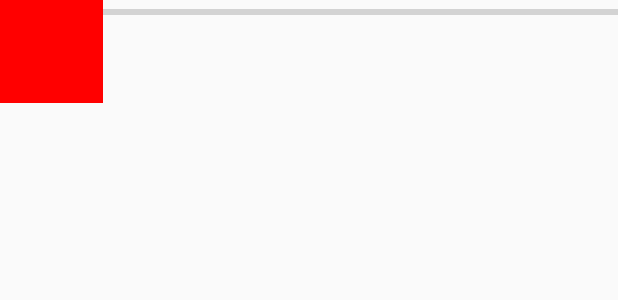
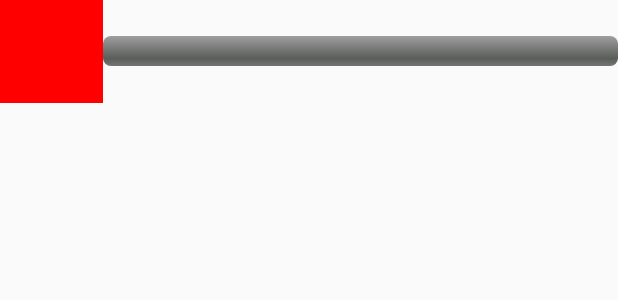
Before and after one commit to freedomchurl/MindMirror, an Android app: the layout item_stat.xml on its own in the app's theme, with its tools: preview values and no code run, on a phone screen of 412 x 824 dp. Shown: the top 300 px of the screen. Run offline under Robolectric (Android 15) with nearby library versions, the phone set to English and light mode, and no system bars.

Commit message:
Progressbar Edit

```diff
--- a/app/src/main/java/vaninside/mindmirror/StatAdapter.java
+++ b/app/src/main/java/vaninside/mindmirror/StatAdapter.java
@@ -85,6 +85,8 @@ public class StatAdapter extends RecyclerView.Adapter {
             progressBar.setMax(data.getTotal());
             progressBar.setProgress(data.getNum());
 
+
+
             if(data.getEmotion() == 1)
                 mindType.setImageResource(R.drawable.new_emotion_2);
                 //mindType.setBackgroundColor(Color.RED);
--- a/app/src/main/res/layout/item_stat.xml
+++ b/app/src/main/res/layout/item_stat.xml
@@ -17,8 +17,10 @@
 
     <ProgressBar
         android:id="@+id/progressBar"
-        style="@style/Widget.AppCompat.ProgressBar.Horizontal"
+        style="@android:style/Widget.ProgressBar.Horizontal"
         android:layout_width="0dp"
+        android:layout_gravity="center"
+        android:progressTint="#333333"
         android:layout_height="wrap_content"
         android:layout_weight="5" />
 
```
